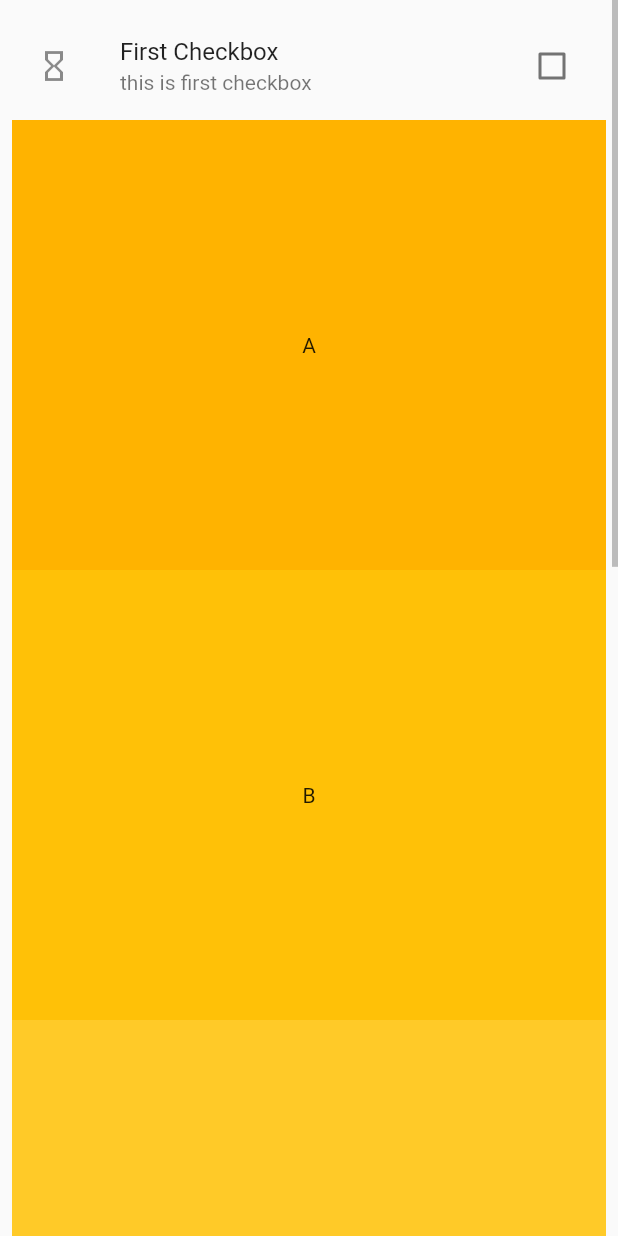
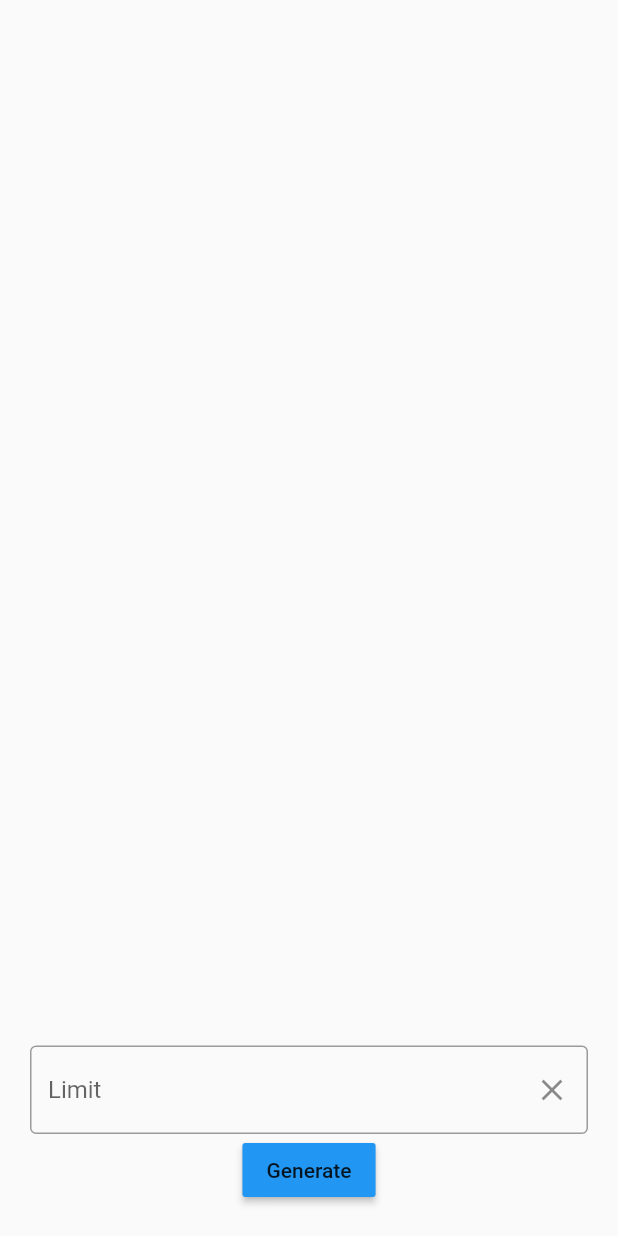
Before and after one commit to Mouse7276/AppeyRoad, a Flutter app: the screen it shows after launch, on a phone screen of 412 x 824 dp. Run offline on Flutter 3.47's test engine with Material 2 defaults, Android fonts, the phone set to English and light mode, and no system bars.

Commit message:
Random number Generator

```diff
--- a/lib/main.dart
+++ b/lib/main.dart
@@ -1,245 +1,119 @@
 import 'package:flutter/gestures.dart';
 import 'package:flutter/material.dart';
 import 'package:flutter/scheduler.dart';
+import 'dart:math';
 
 void main() {
-  runApp(MyApp());
+  runApp(const MyApp());
 }
 
 class MyApp extends StatelessWidget {
-  static const String _title = 'HomeScreen';
+  const MyApp({Key? key}) : super(key: key);
 
   @override
   Widget build(BuildContext context) {
     return MaterialApp(
-      scrollBehavior: AppScrollBehavior(),
-      title: _title,
-      home: HomeScreen(),
-      debugShowCheckedModeBanner: false,
+      home: const HomePage(),
     );
   }
 }
 
-final PageController pageController = PageController(
-  initialPage: 0,
-);
+class HomePage extends StatefulWidget {
+  const HomePage({Key? key}) : super(key: key);
 
-class AppScrollBehavior extends MaterialScrollBehavior {
   @override
-  Set<PointerDeviceKind> get dragDevices => {
-        PointerDeviceKind.touch,
-        PointerDeviceKind.mouse,
-      };
+  _HomePageState createState() => _HomePageState();
 }
 
-class HomeScreen extends StatelessWidget {
-  const HomeScreen({Key? key}) : super(key: key);
-
+class _HomePageState extends State<HomePage> {
+  // List generated = [];
+  // int numlimit = 100;
+  // void Generate() {
+  //   setState(() {
+  //     generated.add(Random().nextInt(numlimit) + 1);
+  //   });
+  // }
+  int Limit = 0;
+  int Num_int = 0;
+  String show = '';
+  final _textController = TextEditingController();
   @override
   Widget build(BuildContext context) {
     return Scaffold(
-      body: PageView(
-        controller: pageController,
-        children: <Widget>[
-          HomeScreen1(),
-          HomeScreen2(),
-          HomeScreen3(),
-        ],
+      body: Padding(
+        padding: const EdgeInsets.all(20.0),
+        child: Column(
+            crossAxisAlignment: CrossAxisAlignment.center,
+            mainAxisAlignment: MainAxisAlignment.center,
+            children: [
+              Expanded(
+                  child: Container(
+                child: Center(
+                  child: Text(show),
+                ),
+              )),
+              TextField(
+                controller: _textController,
+                decoration: InputDecoration(
+                    suffixIcon: IconButton(
+                        onPressed: () {
+                          _textController.clear();
+                        },
+                        icon: Icon(Icons.clear)),
+                    hintText: "Limit",
+                    border: OutlineInputBorder()),
+              ),
+              MaterialButton(
+                  onPressed: () {
+                    setState(() {
+                      Limit = int.parse(_textController.text);
+                      Num_int = Random().nextInt(Limit) + 1;
+                      show = Num_int.toString();
+                    });
+                  },
+                  color: Colors.blue,
+                  child: Text("Generate")),
+            ]),
       ),
     );
+    // return Scaffold(
+    //   appBar: AppBar(title: Text("Random int Generator")),
+    //   body: ListView.separated(
+    //     padding: const EdgeInsets.all(7),
+    //     itemCount: generated.length,
+    //     itemBuilder: (BuildContext context, int index) {
+    //       if (numlimit == -1) {
+    //         return Container(
+    //           child: TextField(
+    //             controller: _textController,
+    //             decoration: InputDecoration(
+    //                 hintText: "Limit",
+    //                 suffixIcon: IconButton(
+    //                   icon: Icon(Icons.save),
+    //                   onPressed: () {
+    //                     numlimit = int.parse(_textController.text);
+    //                   },
+    //                 )),
+    //           ),
+    //         );
+    //       }
+    //       if (numlimit != -1) {
+    //         return Container(
+    //           child: Text(generated[index].toString()),
+    //         );
+    //       }
+    //       print(generated);
+    //       return Container();
+    //     },
+    //     separatorBuilder: (context, index) {
+    //       return Divider();
+    //     },
+    //   ),
+    //   floatingActionButton: FloatingActionButton(
+    //     onPressed: Generate,
+    //     tooltip: "Generate",
+    //     child: Icon(Icons.plus_one),
+    //   ),
+    // );
   }
 }
-
-class HomeScreen1 extends StatefulWidget {
-  const HomeScreen1({Key? key}) : super(key: key);
-
-  @override
-  _HomeScreen1State createState() => _HomeScreen1State();
-}
-
-class _HomeScreen1State extends State<HomeScreen1> {
-  var _boolfirst = false;
-  @override
-  Widget build(BuildContext context) {
-    return Scrollbar(
-      isAlwaysShown: true,
-      child: ListView(
-        padding: const EdgeInsets.all(8),
-        children: <Widget>[
-          CheckboxListTile(
-            value: _boolfirst,
-            title: Text('First Checkbox'),
-            subtitle: Text('this is first checkbox'),
-            activeColor: Colors.green,
-            checkColor: Colors.black,
-            controlAffinity: ListTileControlAffinity.platform,
-            secondary: Container(
-              height: 100,
-              child: Icon(Icons.hourglass_empty),
-            ),
-            onChanged: (value) {
-              setState(() {
-                _boolfirst = value!;
-              });
-            },
-          ),
-          Container(
-            height: 300,
-            color: Colors.amber[600],
-            child: const Center(child: Text('A')),
-          ),
-          Container(
-            height: 300,
-            color: Colors.amber[500],
-            child: const Center(child: Text('B')),
-          ),
-          Container(
-            height: 300,
-            color: Colors.amber[400],
-            child: const Center(child: Text('C')),
-          ),
-          Container(
-            height: 300,
-            color: Colors.amber[300],
-            child: const Center(child: Text('D')),
-          ),
-          Container(
-            height: 300,
-            color: Colors.amber[200],
-            child: const Center(child: Text('E')),
-          ),
-          Container(
-            height: 300,
-            color: Colors.amber[100],
-            child: const Center(child: Text('F')),
-          ),
-        ],
-      ),
-    );
-  }
-}
-
-class HomeScreen2 extends StatefulWidget {
-  const HomeScreen2({Key? key}) : super(key: key);
-
-  @override
-  _HomeScreen2State createState() => _HomeScreen2State();
-}
-
-class _HomeScreen2State extends State<HomeScreen2> {
-  @override
-  Widget build(BuildContext context) {
-    return Scrollbar(
-      isAlwaysShown: true,
-      child: GridView.count(
-        crossAxisCount: 2,
-        mainAxisSpacing: 15,
-        crossAxisSpacing: 15,
-        children: [
-          Container(
-            height: 60,
-            color: Colors.amber[600],
-            child: const Center(child: Text('A')),
-          ),
-          Container(
-            height: 60,
-            color: Colors.amber[500],
-            child: const Center(child: Text('B')),
-          ),
-          Container(
-            height: 60,
-            color: Colors.amber[400],
-            child: const Center(child: Text('C')),
-          ),
-          Container(
-            height: 60,
-            color: Colors.amber[300],
-            child: const Center(child: Text('D')),
-          ),
-          Container(
-            height: 60,
-            color: Colors.amber[200],
-            child: const Center(child: Text('E')),
-          ),
-          Container(
-            height: 60,
-            color: Colors.amber[100],
-            child: const Center(child: Text('F')),
-          ),
-        ],
-      ),
-    );
-  }
-
-  launch(String s) {}
-}
-
-class HomeScreen3 extends StatefulWidget {
-  const HomeScreen3({Key? key}) : super(key: key);
-
-  @override
-  _HomeScreen3State createState() => _HomeScreen3State();
-}
-
-class _HomeScreen3State extends State<HomeScreen3> {
-  @override
-  Widget build(BuildContext context) {
-    return CustomScrollView(
-      slivers: <Widget>[
-        SliverAppBar(
-          pinned: true,
-          expandedHeight: 150,
-          flexibleSpace: FlexibleSpaceBar(
-            title: Text("New Appbar", style: TextStyle(color: Colors.black)),
-            background: Image.asset(
-              'images/background.jpg',
-              fit: BoxFit.cover,
-            ),
-          ),
-        ),
-        SliverFillRemaining(
-          child: Scrollbar(
-            isAlwaysShown: true,
-            child: GridView.count(
-              crossAxisCount: 2,
-              mainAxisSpacing: 15,
-              crossAxisSpacing: 15,
-              children: [
-                Container(
-                  height: 60,
-                  color: Colors.amber[600],
-                  child: const Center(child: Text('A')),
-                ),
-                Container(
-                  height: 60,
-                  color: Colors.amber[500],
-                  child: const Center(child: Text('B')),
-                ),
-                Container(
-                  height: 60,
-                  color: Colors.amber[400],
-                  child: const Center(child: Text('C')),
-                ),
-                Container(
-                  height: 60,
-                  color: Colors.amber[300],
-                  child: const Center(child: Text('D')),
-                ),
-                Container(
-                  height: 60,
-                  color: Colors.amber[200],
-                  child: const Center(child: Text('E')),
-                ),
-                Container(
-                  height: 60,
-                  color: Colors.amber[100],
-                  child: const Center(child: Text('F')),
-                ),
-              ],
-            ),
-          ),
-        )
-      ],
-    );
-  }
-}
```
